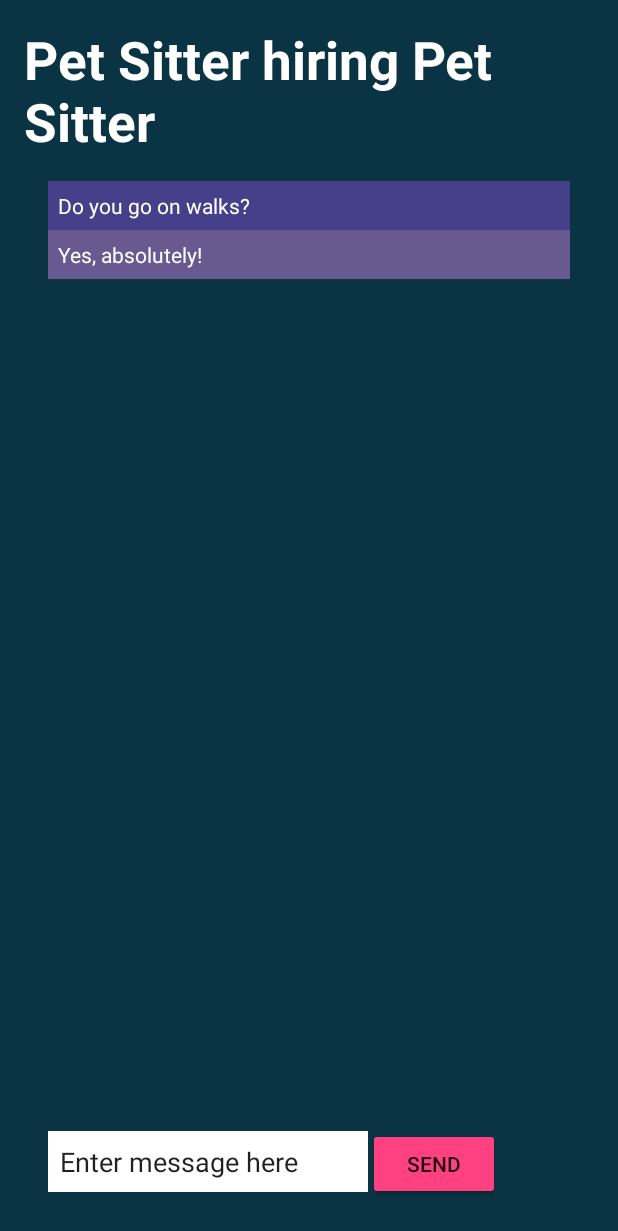
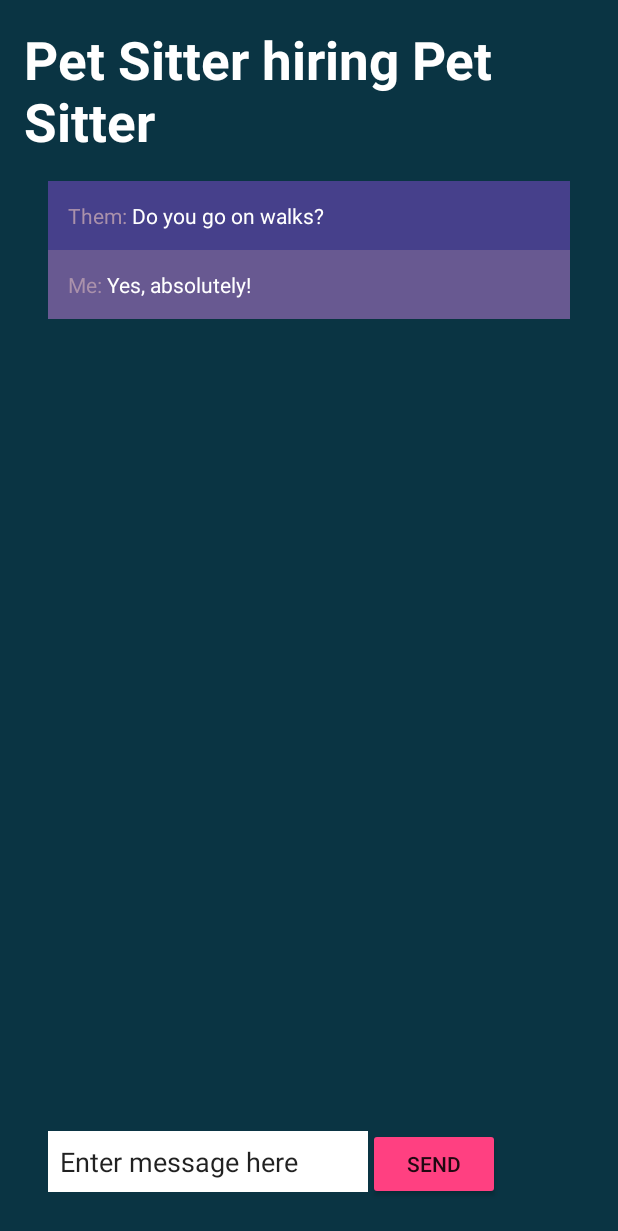
Before and after one commit to mmcarson/hackisu2017, an Android app: the ChatActivity screen opened directly, with no data from a screen before it, on a phone screen of 412 x 824 dp. Shown: the top 1231 px of the screen. Run offline under Robolectric (Android 15) with nearby library versions, the phone set to English and light mode, and no system bars.

Commit message:
Everything is done except popups and database
which makes it sound like we don’t have much left to do which is not,
in fact, true.

```diff
--- a/Veloxopus/app/src/main/java/com/example/sabishop/veloxopus/ChatActivity.java
+++ b/Veloxopus/app/src/main/java/com/example/sabishop/veloxopus/ChatActivity.java
@@ -2,12 +2,15 @@ package com.example.sabishop.veloxopus;
 
 import android.support.v7.app.AppCompatActivity;
 import android.os.Bundle;
+import android.view.View;
+import android.widget.Button;
+import android.widget.EditText;
 import android.widget.LinearLayout;
 import android.widget.TextView;
 
 import java.util.ArrayList;
 
-public class ChatActivity extends AppCompatActivity {
+public class ChatActivity extends AppCompatActivity implements View.OnClickListener {
 
     private Profile me, other;
     private long chatID;
@@ -27,14 +30,10 @@ public class ChatActivity extends AppCompatActivity {
             conversation.addToChatList(new ChatLog(chatID, other.profileID, me.profileID, 1, "Yes, absolutely!"));
         }
         else {
-            // TODO
+            // TODO: get chats from database
         }
 
-        //fill layouts
-        LinearLayout chatLayout = (LinearLayout)findViewById(R.id.chatLayout);
-        for (int i=0; i<conversation.getChatList().size(); i++){
-            chatLayout.addView(new ChatView(getApplicationContext(), conversation.getChatList().get(i), me));
-        }
+        fillLayout();
 
         String middleOfTitle;
         if (me.type == "Job"){
@@ -47,5 +46,31 @@ public class ChatActivity extends AppCompatActivity {
         TextView titleView = (TextView)findViewById(R.id.profile_names);
         titleView.setText(me.name + middleOfTitle + other.name);
 
+        Button sendButton = (Button)findViewById(R.id.buttonSend);
+        sendButton.setOnClickListener(this);
+    }
+
+    private void fillLayout() {
+        //fill layouts
+        LinearLayout chatLayout = (LinearLayout)findViewById(R.id.chatLayout);
+        chatLayout.removeAllViews();
+        for (int i=0; i<conversation.getChatList().size(); i++){
+            chatLayout.addView(new ChatView(getApplicationContext(), conversation.getChatList().get(i), me));
+        }
+    }
+
+
+    @Override
+    public void onClick(View v) {
+        if (v == findViewById(R.id.buttonSend)){
+            EditText editText = (EditText)findViewById(R.id.editText);
+            String message = editText.getText().toString();
+            if (message != "") {
+                conversation.addToChatList(new ChatLog(chatID, other.profileID, me.profileID, 0, message));
+                //TODO: add chat to database
+                fillLayout();
+                editText.setText("");
+            }
+        }
     }
 }
--- a/Veloxopus/app/src/main/java/com/example/sabishop/veloxopus/ChatView.java
+++ b/Veloxopus/app/src/main/java/com/example/sabishop/veloxopus/ChatView.java
@@ -38,6 +38,16 @@ public class ChatView extends LinearLayout {
         }
         format();
 
+        TextView whoView = new TextView(context);
+        if (chatLog.fromID == self.profileID){
+            whoView.setText("Me: ");
+        }
+        else {
+            whoView.setText("Them: ");
+        }
+        whoView.setTextColor(getResources().getColor(R.color.colorLightPurple));
+        addView(whoView);
+
         TextView messageView = new TextView(context);
         messageView.setText(chatLog.message);
         messageView.setTextColor(getResources().getColor(R.color.colorWhite));
@@ -55,16 +65,18 @@ public class ChatView extends LinearLayout {
         screenHeight = size.y;
         //lp.height = screenHeight/6;
         lp.width = screenWidth;
-        setPadding(10,10,10,10);
+        setPadding(20,20,20,20);
     }
 
     private void formatToMe() {
         setBackground(new ColorDrawable(getResources().getColor(R.color.colorDarkPurple)));
         lp.addRule(RelativeLayout.ALIGN_PARENT_LEFT);
+        setGravity(Gravity.LEFT);
     }
 
     private void formatFromMe() {
         setBackground(new ColorDrawable(getResources().getColor(R.color.colorMediumPurple)));
         lp.addRule(RelativeLayout.ALIGN_PARENT_RIGHT);
+        setGravity(Gravity.RIGHT);
     }
 }
--- a/Veloxopus/app/src/main/java/com/example/sabishop/veloxopus/MatchListView.java
+++ b/Veloxopus/app/src/main/java/com/example/sabishop/veloxopus/MatchListView.java
@@ -60,7 +60,7 @@ public class MatchListView extends LinearLayout {
         nameView.setOnClickListener(new OnClickListener() {
             @Override
             public void onClick(View v) {
-                //TODO
+                // TODO: go to a detailed view of the matched profile
             }
         });
 
@@ -69,7 +69,7 @@ public class MatchListView extends LinearLayout {
         chat.setOnClickListener(new OnClickListener() {
             @Override
             public void onClick(View v) {
-                //TODO
+                //TODO: find chatID by both profileIDs, pass through the intent to chat
                 Intent intent = new Intent(getContext(), ChatActivity.class);
                 parent.startActivity(intent);
             }
@@ -84,7 +84,7 @@ public class MatchListView extends LinearLayout {
         close.setOnClickListener(new OnClickListener() {
             @Override
             public void onClick(View v) {
-                //TODO
+                //TODO: Make the popup happen for closing a profile
             }
         });
         close.setMaxHeight(screenHeight/6);
--- a/Veloxopus/app/src/main/java/com/example/sabishop/veloxopus/MatchesActivity.java
+++ b/Veloxopus/app/src/main/java/com/example/sabishop/veloxopus/MatchesActivity.java
@@ -24,6 +24,7 @@ public class MatchesActivity extends AppCompatActivity {
                         .setAction("Action", null).show();
             }
         });
+        fab.hide();
 
         // test
         Profile profile = new Profile("contactlaurac@gmail.com", "Pet Sitter", "Need sitter for Shih Tzu age 6 and Lhasa Apso age 9", "Child/Pet Care", "Job", 1);
--- a/Veloxopus/app/src/main/java/com/example/sabishop/veloxopus/Profile.java
+++ b/Veloxopus/app/src/main/java/com/example/sabishop/veloxopus/Profile.java
@@ -15,4 +15,7 @@ public class Profile {
         this.type = type;
         this.profileID = profileID;
     }
+    public Profile(String email){
+        this.email = email;
+    }
 }
--- a/Veloxopus/app/src/main/java/com/example/sabishop/veloxopus/ProfilesActivity.java
+++ b/Veloxopus/app/src/main/java/com/example/sabishop/veloxopus/ProfilesActivity.java
@@ -36,8 +36,9 @@ public class ProfilesActivity extends AppCompatActivity {
         fab.setOnClickListener(new View.OnClickListener() {
             @Override
             public void onClick(View view) {
-                Snackbar.make(view, "Replace with your own action", Snackbar.LENGTH_LONG)
-                        .setAction("Action", null).show();
+                Intent intent = new Intent(getApplicationContext(),EditProfileActivity.class);
+                // TODO: add blank profile to database and pass its id through the intent
+                startActivity(intent);
             }
         });
 
```
